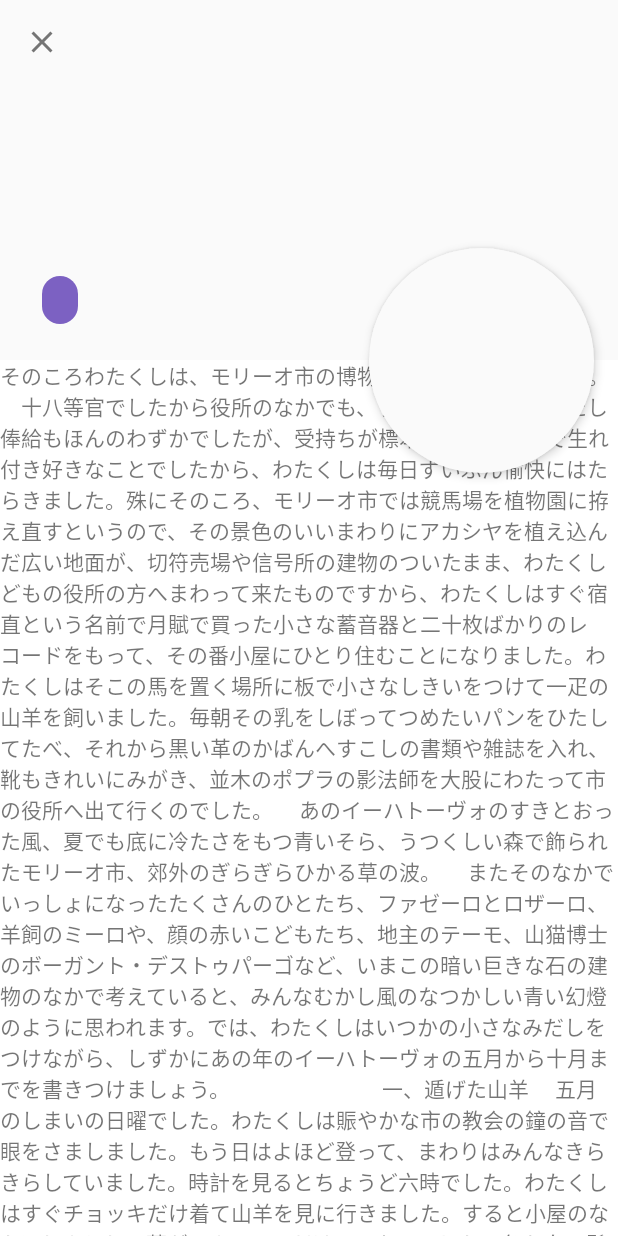
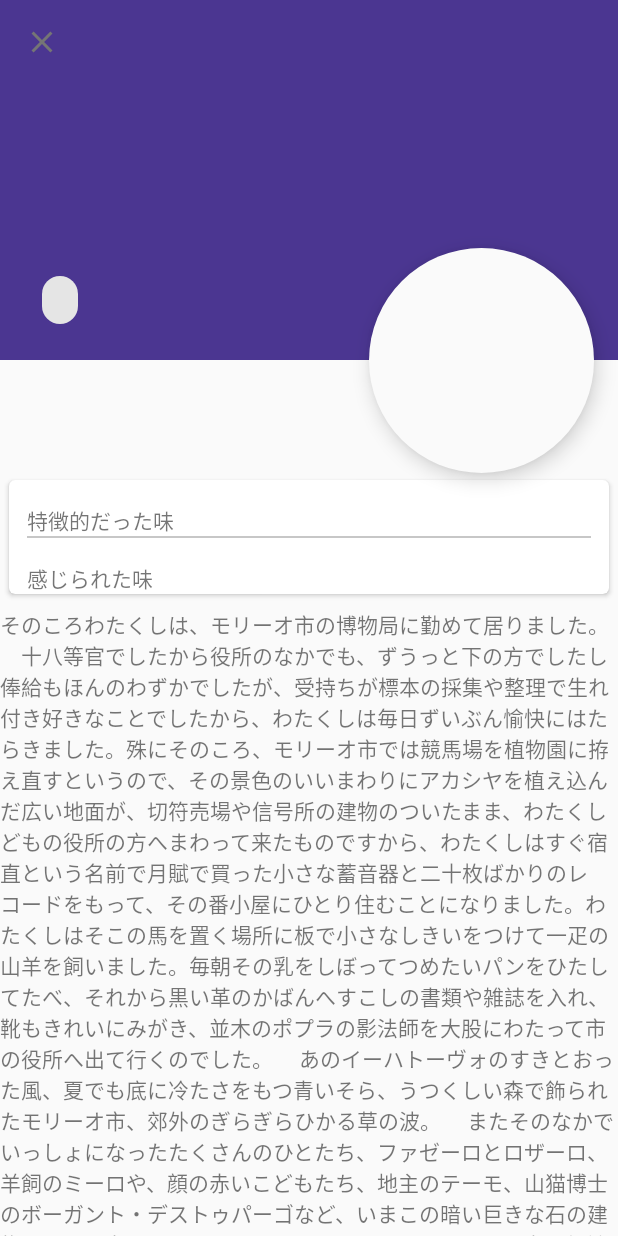
Before and after one commit to aosa4054/Whiskeynote, an Android app: the WhiskeyDetailFragment screen opened directly, with no data from a screen before it, on a phone screen of 412 x 824 dp. Run offline under Robolectric (Android 15) with nearby library versions, the phone set to English and light mode, and no system bars; our stand-ins replace data binding; libraries missing offline, so code that uses them is left out: org.koin.standalone; 2 statements that could not run were skipped.

Commit message:
WhiskeyDetailのuiの実装を始めました。appbarLayoutの調整と味の表示の基。

```diff
--- a/app/src/main/res/layout/fragment_whiskey_detail.xml
+++ b/app/src/main/res/layout/fragment_whiskey_detail.xml
@@ -11,6 +11,7 @@
         android:fitsSystemWindows="true">
 
         <com.google.android.material.appbar.AppBarLayout
+            android:background="@color/colorAccent"
             android:id="@+id/app_bar_whiskey_detail"
             android:layout_width="match_parent"
             android:layout_height="@dimen/app_bar_height"
@@ -18,11 +19,12 @@
             android:theme="@style/AppTheme.AppBarOverlay">
 
             <com.google.android.material.appbar.CollapsingToolbarLayout
+                android:background="@color/colorAccent"
                 android:id="@+id/toolbar_layout_whiskey_detail"
                 android:layout_width="match_parent"
                 android:layout_height="match_parent"
                 android:fitsSystemWindows="true"
-                app:contentScrim="?attr/colorPrimary"
+                app:contentScrim="?attr/colorAccent"
                 app:layout_scrollFlags="scroll|exitUntilCollapsed"
                 app:titleEnabled="false">
 
@@ -41,14 +43,13 @@
                     <!--chip-->
 
                     <com.google.android.material.chip.Chip
-                        android:id="@+id/hoge"
+                        android:id="@+id/chip_kind"
                         android:layout_width="wrap_content"
                         android:layout_height="wrap_content"
                         android:text="@{viewModel.kind}"
                         android:layout_marginBottom="16dp"
                         app:layout_constraintStart_toStartOf="parent"
                         app:layout_constraintBottom_toBottomOf="parent"
-                        app:chipBackgroundColor="@color/colorAccentLight"
                         android:clickable="false"/>
 
                     <androidx.appcompat.widget.AppCompatTextView
@@ -57,21 +58,23 @@
                         android:layout_height="wrap_content"
                         app:layout_constraintStart_toStartOf="parent"
                         app:layout_constraintEnd_toEndOf="parent"
-                        app:layout_constraintBottom_toTopOf="@id/hoge"
+                        app:layout_constraintBottom_toTopOf="@id/chip_kind"
                         android:layout_marginBottom="8dp"
                         android:text="@{viewModel.name}"
                         android:textSize="20sp"
-                        android:textColor="@color/colorAccent"/>
+                        android:textColor="@color/colorPrimary"/>
 
                 </androidx.constraintlayout.widget.ConstraintLayout>
 
                 <androidx.appcompat.widget.Toolbar
+                    android:background="@color/colorAccent"
                     android:layout_width="match_parent"
                     android:layout_height="?attr/actionBarSize"
                     app:layout_collapseMode="pin"
                     app:popupTheme="@style/AppTheme.PopupOverlay"
                     app:navigationIcon="@drawable/ic_close_black_24dp" />
                 <androidx.appcompat.widget.Toolbar
+                    android:background="@color/colorAccent"
                     android:id="@+id/toolbar_whiskey_detail"
                     android:layout_width="match_parent"
                     android:layout_height="?attr/actionBarSize"
@@ -79,7 +82,7 @@
                     app:popupTheme="@style/AppTheme.PopupOverlay"
                     app:navigationIcon="@drawable/ic_close_black_24dp"
                     app:title="@{viewModel.name}"
-                    app:titleTextColor="@color/colorAccent"/>
+                    app:titleTextColor="@color/colorPrimary"/>
 
             </com.google.android.material.appbar.CollapsingToolbarLayout>
         </com.google.android.material.appbar.AppBarLayout>
@@ -89,11 +92,61 @@
             android:layout_width="match_parent"
             android:layout_height="match_parent"
             android:clipToPadding="false"
+            android:background="@color/colorPrimary"
             app:layout_behavior="@string/appbar_scrolling_view_behavior">
 
             <LinearLayout
                 android:layout_width="match_parent"
-                android:layout_height="match_parent">
+                android:layout_height="match_parent"
+                android:orientation="vertical">
+
+                <androidx.cardview.widget.CardView
+                    android:layout_height="wrap_content"
+                    android:layout_width="match_parent"
+                    android:layout_marginTop="80dp"
+                    android:layout_marginBottom="10dp"
+                    android:layout_marginStart="6dp"
+                    android:layout_marginEnd="6dp"
+                    app:cardCornerRadius="4dp"
+                    android:elevation="4dp">
+
+                    <LinearLayout
+                        android:layout_width="match_parent"
+                        android:layout_height="wrap_content"
+                        android:layout_marginStart="12dp"
+                        android:layout_marginEnd="12dp"
+                        android:orientation="vertical">
+
+                    <androidx.appcompat.widget.AppCompatTextView
+                        android:layout_marginTop="16dp"
+                        android:layout_height="wrap_content"
+                        android:layout_width="wrap_content"
+                        android:text="特徴的だった味"/>
+
+                    <androidx.recyclerview.widget.RecyclerView
+                        android:id="@+id/recycler_characteristic_taste"
+                        android:layout_width="wrap_content"
+                        android:layout_height="wrap_content"/>
+
+                    <View
+                        android:layout_width="wrap_content"
+                        android:layout_height="1dp"
+                        android:background="@color/colorPrimaryDark"/>
+
+                    <androidx.appcompat.widget.AppCompatTextView
+                        android:layout_marginTop="16dp"
+                        android:layout_width="wrap_content"
+                        android:layout_height="wrap_content"
+                        android:text="感じられた味"/>
+
+                    <androidx.recyclerview.widget.RecyclerView
+                        android:id="@+id/recycler_taste"
+                        android:layout_width="wrap_content"
+                        android:layout_height="wrap_content"/>
+
+                    </LinearLayout>
+                </androidx.cardview.widget.CardView>
+
             <androidx.appcompat.widget.AppCompatTextView
                 android:layout_width="wrap_content"
                 android:layout_height="wrap_content"
@@ -110,7 +163,7 @@
             android:background="@drawable/circle_white"
             app:layout_anchor="@id/app_bar_whiskey_detail"
             app:layout_anchorGravity="bottom|end"
-            android:elevation="4dp" />
+            android:elevation="8dp" />
 
     </androidx.coordinatorlayout.widget.CoordinatorLayout>
 </layout>
```
Also changed, not shown: app/src/main/java/io/github/aosa4054/whiskeynote/whiskeyDetail/WhiskeyDetailFragment.kt (+7 -0 lines).
